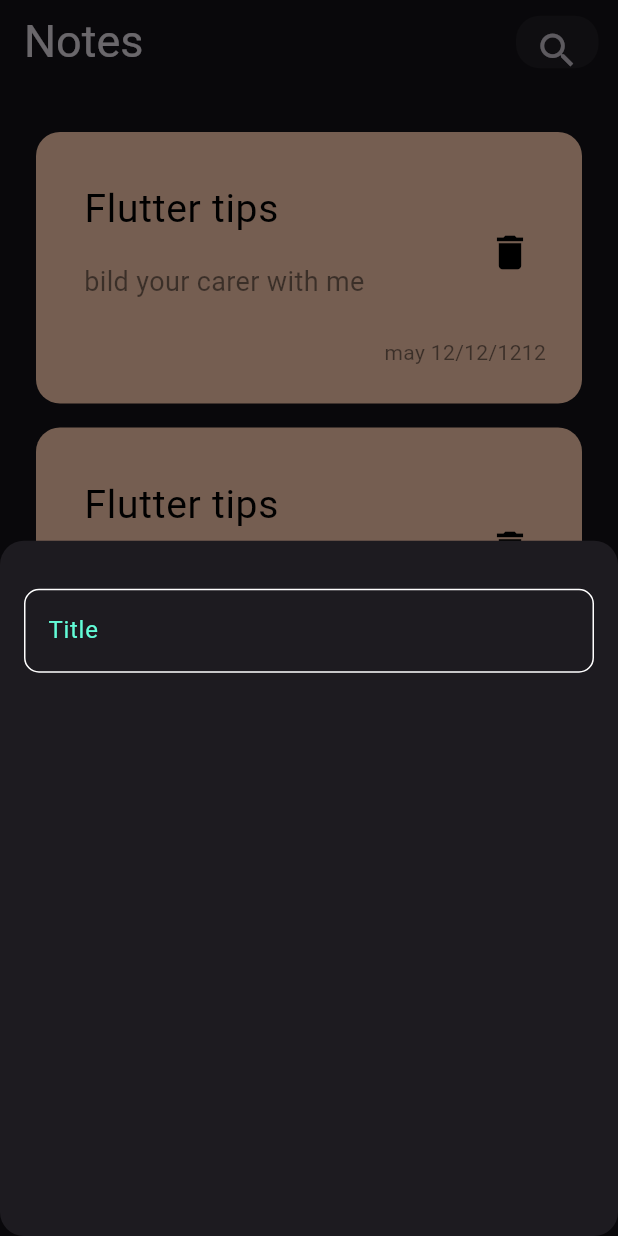
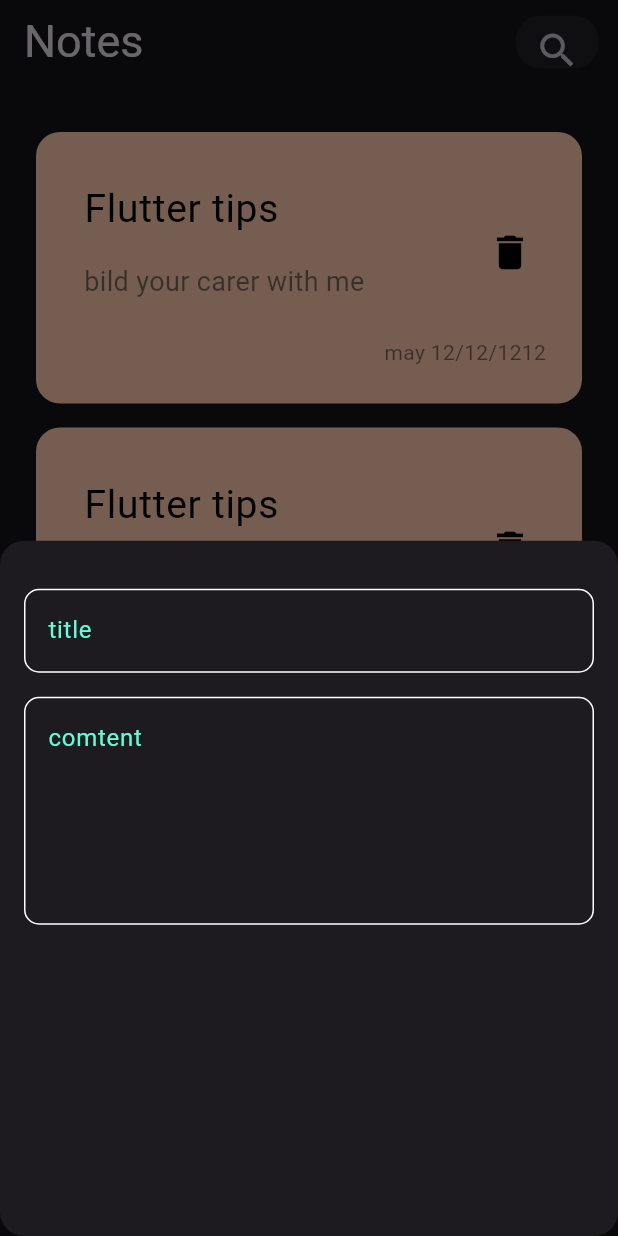
Before and after one commit to Bshara12/Notepad, a Flutter app: the screen it shows after launch, after a tap on the "add" icon, on a phone screen of 412 x 824 dp. Run offline on Flutter 3.47's test engine with Material 3 defaults, Android fonts, the phone set to English and light mode, and no system bars.

Commit message:
add textfield to buttom shheet

```diff
--- a/lib/views/widgets/add_note_buttomsheet.dart
+++ b/lib/views/widgets/add_note_buttomsheet.dart
@@ -6,14 +6,21 @@ class Addnote extends StatelessWidget {
 
   @override
   Widget build(BuildContext context) {
-    return Padding(
+    return const Padding(
       padding: const EdgeInsets.symmetric(horizontal: 16),
       child: Column(
         children: [
           SizedBox(
             height: 32,
           ),
-          customTextField()
+          customTextField(
+            hint: 'title',
+          ),
+          SizedBox(height: 16,),
+          customTextField(
+            hint: 'comtent',
+            maxlines: 5,
+          ),
         ],
       ),
     );
--- a/lib/views/widgets/custom_text_field.dart
+++ b/lib/views/widgets/custom_text_field.dart
@@ -1,28 +1,29 @@
 import 'package:flutter/material.dart';
 
 class customTextField extends StatelessWidget {
-  const customTextField({super.key});
+  const customTextField({super.key, required this.hint,  this.maxlines=1});
+
+  final String hint;
+  final int maxlines;
 
   @override
   Widget build(BuildContext context) {
     return TextField(
       cursorColor: Color(0xff62fcd7),
+      maxLines: maxlines,
       decoration: InputDecoration(
-        hintText: 'Title',
-        hintStyle: TextStyle(color: Color(0xff62fcd7)),
-        border: biuldBorder(),
-        enabledBorder: biuldBorder(),
-        focusedBorder: biuldBorder(Color(0xff62fcd7))
-      ),
+          hintText: hint,
+          hintStyle: TextStyle(color: Color(0xff62fcd7)),
+          border: biuldBorder(),
+          enabledBorder: biuldBorder(),
+          focusedBorder: biuldBorder(Color(0xff62fcd7))),
     );
   }
 
-
-
   OutlineInputBorder biuldBorder([color]) {
     return OutlineInputBorder(
-        borderRadius: BorderRadius.circular(10),
-      borderSide: BorderSide(color: color?? Colors.white),
-      );
+      borderRadius: BorderRadius.circular(10),
+      borderSide: BorderSide(color: color ?? Colors.white),
+    );
   }
 }
```
